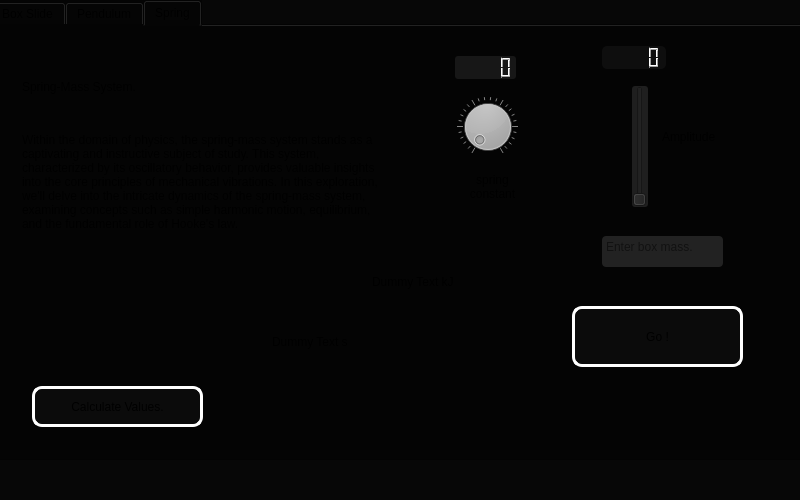
Above: scenarios.ui from notLonelySoul/physics-simulator.. before the change. Below: the same form after it.
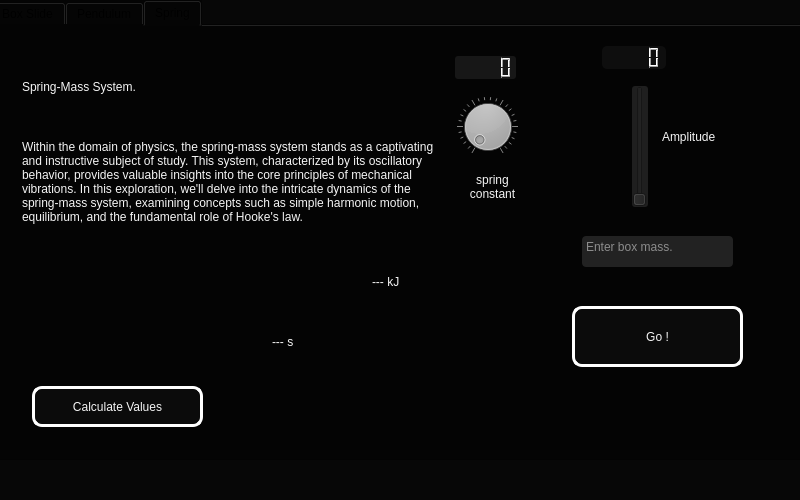
That is the form after the change. The open tabs and pages were chosen to show the change. Icons and pictures are not drawn.

What changed in the file:
```diff
--- a/scenarios.ui
+++ b/scenarios.ui
@@ -652,11 +652,12 @@
        </rect>
       </property>
       <property name="styleSheet">
-       <string notr="true">font: 57 12pt &quot;SF Pro Text&quot;;
-background-color: rgb(4, 4, 4);</string>
+       <string notr="true">color: rgb(245, 245, 245);
+background-color: rgb(4, 4, 4);
+font: 11pt &quot;Courier New&quot;;</string>
       </property>
       <property name="text">
-       <string>Dummy Text kJ</string>
+       <string>--- kJ</string>
       </property>
      </widget>
      <widget class="QLabel" name="ktext">
@@ -669,8 +670,9 @@
        </rect>
       </property>
       <property name="styleSheet">
-       <string notr="true">font: 57 11pt &quot;SF Pro Text&quot;;
-background-color: rgb(4, 4, 4);</string>
+       <string notr="true">color: rgb(245, 245, 245);
+background-color: rgb(4, 4, 4);
+font: 11pt &quot;Courier New&quot;;</string>
       </property>
       <property name="text">
        <string>spring constant</string>
@@ -726,11 +728,12 @@
        </rect>
       </property>
       <property name="styleSheet">
-       <string notr="true">font: 57 12pt &quot;SF Pro Text&quot;;
-background-color: rgb(4, 4, 4);</string>
+       <string notr="true">color: rgb(245, 245, 245);
+background-color: rgb(4, 4, 4);
+font: 12pt &quot;Courier New&quot;;</string>
       </property>
       <property name="text">
-       <string>Dummy Text s</string>
+       <string>--- s</string>
       </property>
      </widget>
      <widget class="QPushButton" name="spgobutton">
@@ -748,7 +751,8 @@
 	border: 3px solid;
 	border-color: rgb(255, 255, 255);
 	border-radius: 10px;
-	font: 57 16pt &quot;SF Pro Text&quot;;
+	color: rgb(245, 245, 245);
+	font: 16pt &quot;Courier New&quot;;
 }
 
 QPushButton:hover {
@@ -774,8 +778,9 @@
        </rect>
       </property>
       <property name="styleSheet">
-       <string notr="true">font: 57 11pt &quot;SF Pro Text&quot;;
-background-color: rgb(4, 4, 4);</string>
+       <string notr="true">color: rgb(245, 245, 245);
+background-color: rgb(4, 4, 4);
+font: 11pt &quot;Courier New&quot;;</string>
       </property>
       <property name="text">
        <string>Amplitude</string>
@@ -843,13 +848,14 @@
        <rect>
         <x>30</x>
         <y>30</y>
-        <width>211</width>
+        <width>251</width>
         <height>61</height>
        </rect>
       </property>
       <property name="styleSheet">
-       <string notr="true">font: 57 16pt &quot;SF Pro Text&quot;;
-background-color: rgb(4, 4, 4);</string>
+       <string notr="true">color: rgb(245, 245, 245);
+background-color: rgb(4, 4, 4);
+font: 16pt &quot;Courier New&quot;;</string>
       </property>
       <property name="text">
        <string>Spring-Mass System.</string>
@@ -860,13 +866,14 @@
        <rect>
         <x>30</x>
         <y>80</y>
-        <width>371</width>
+        <width>421</width>
         <height>151</height>
        </rect>
       </property>
       <property name="styleSheet">
-       <string notr="true">background-color: rgb(4, 4, 4);
-font: 10pt &quot;SF Pro Text&quot;;</string>
+       <string notr="true">color: rgb(245, 245, 245);
+background-color: rgb(4, 4, 4);
+font: 10pt &quot;Courier New&quot;;</string>
       </property>
       <property name="text">
        <string>Within the domain of physics, the spring-mass system stands as a captivating and instructive subject of study. This system, characterized by its oscillatory behavior, provides valuable insights into the core principles of mechanical vibrations. In this exploration, we'll delve into the intricate dynamics of the spring-mass system, examining concepts such as simple harmonic motion, equilibrium, and the fundamental role of Hooke's law.</string>
@@ -898,14 +905,16 @@
      <widget class="QPlainTextEdit" name="spboxval">
       <property name="geometry">
        <rect>
-        <x>610</x>
+        <x>590</x>
         <y>210</y>
-        <width>121</width>
+        <width>151</width>
         <height>31</height>
        </rect>
       </property>
       <property name="styleSheet">
        <string notr="true">background-color: rgb(34, 34, 34);
+color: rgb(245, 245, 245);
+font: 12pt &quot;Courier New&quot;;
 border-radius: 4px;
 </string>
       </property>
@@ -931,7 +940,8 @@
 	border: 3px solid;
 	border-color: rgb(255, 255, 255);
 	border-radius: 10px;
-	font: 57 14pt &quot;SF Pro Text&quot;;
+	color: rgb(245, 245, 245);
+	font: 12pt &quot;Courier New&quot;;
 }
 
 QPushButton:hover {
@@ -944,7 +954,7 @@
 }</string>
       </property>
       <property name="text">
-       <string>Calculate Values.</string>
+       <string>Calculate Values</string>
       </property>
      </widget>
      <zorder>spenergeq</zorder>
```
Left out of the diff: 102 changed lines with no effect on the pictures.
